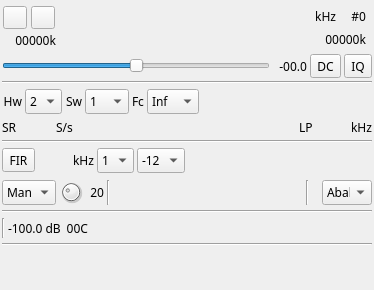
Old version of the form plugins/samplesource/plutosdrinput/plutosdrinputgui.ui in the repository f4exb/sdrangel.
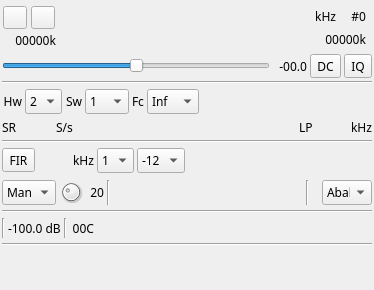
New version of the form. Icons and pictures are not drawn. Custom widgets are drawn as their Qt base class.

Commit message: LimeSDR input: GUI fixes

The edit to the form file:
```diff
--- a/plugins/samplesource/plutosdrinput/plutosdrinputgui.ui
+++ b/plugins/samplesource/plutosdrinput/plutosdrinputgui.ui
@@ -928,6 +928,13 @@
        </property>
       </widget>
      </item>
+     <item>
+      <widget class="Line" name="line_5">
+       <property name="orientation">
+        <enum>Qt::Vertical</enum>
+       </property>
+      </widget>
+     </item>
      <item>
       <widget class="QLabel" name="temperatureText">
        <property name="minimumSize">
```
Left out of the diff: 1 changed line with no effect on the pictures. The commit also changes 5 other files.
